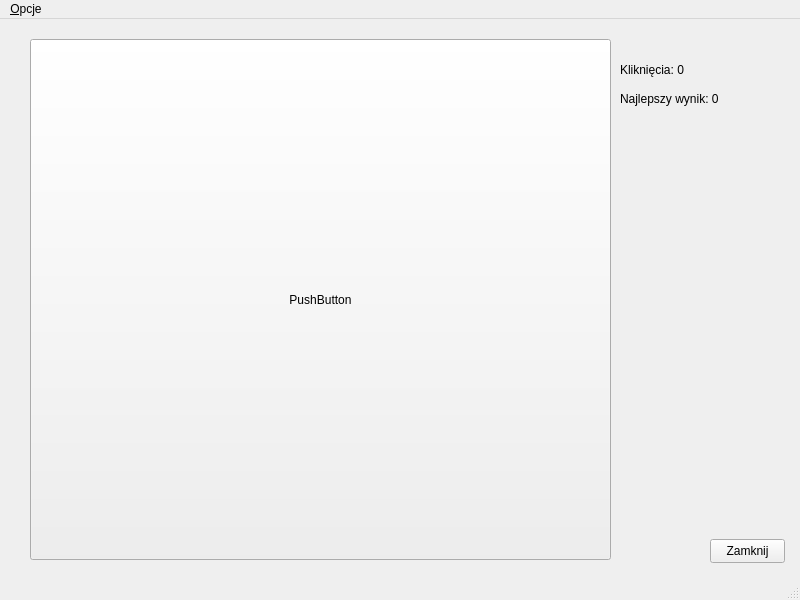
pt20krezolekk/clicker, file mainwindow.ui: the form before one commit.
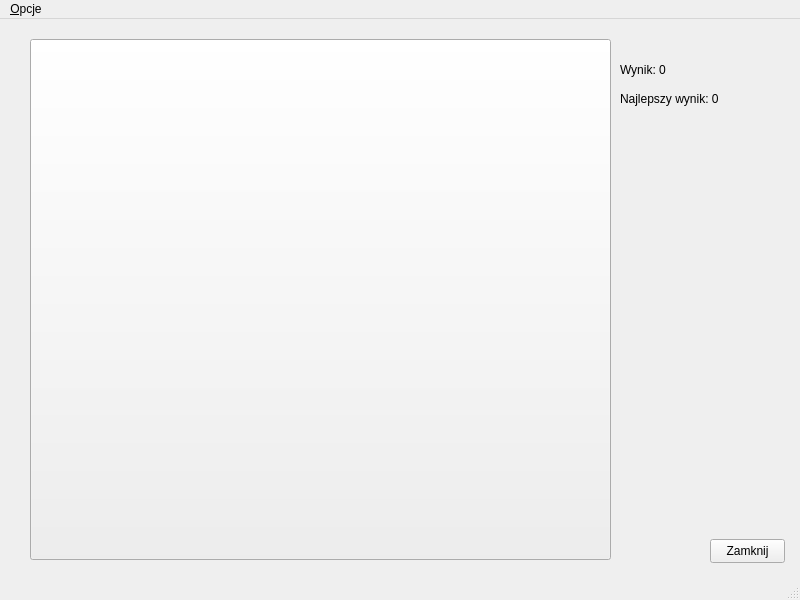
The form after the commit.

Commit message: Dzialajacy wynik

```diff
--- a/mainwindow.ui
+++ b/mainwindow.ui
@@ -24,7 +24,7 @@
      </rect>
     </property>
     <property name="text">
-     <string>PushButton</string>
+     <string/>
     </property>
    </widget>
    <widget class="QLabel" name="label">
@@ -37,7 +37,7 @@
      </rect>
     </property>
     <property name="text">
-     <string>Kliknięcia: 0</string>
+     <string>Wynik: 0</string>
     </property>
    </widget>
    <widget class="QLabel" name="label_2">
```
Left out of the diff: 6 changed lines with no effect on the pictures. The commit also changes 2 other files.
